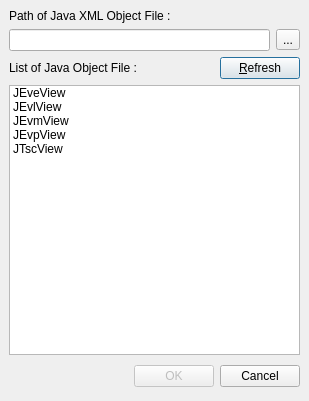
Above: ui/javaobjectfile.ui from phoenix741/xinx before the change. Below: the same form after it.
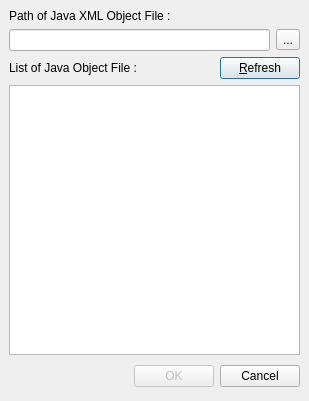
That is the form after the change.

```diff
--- a/ui/javaobjectfile.ui
+++ b/ui/javaobjectfile.ui
@@ -109,31 +109,6 @@
        <property name="sortingEnabled" >
         <bool>true</bool>
        </property>
-       <item>
-        <property name="text" >
-         <string>JEveView</string>
-        </property>
-       </item>
-       <item>
-        <property name="text" >
-         <string>JEvlView</string>
-        </property>
-       </item>
-       <item>
-        <property name="text" >
-         <string>JEvmView</string>
-        </property>
-       </item>
-       <item>
-        <property name="text" >
-         <string>JEvpView</string>
-        </property>
-       </item>
-       <item>
-        <property name="text" >
-         <string>JTscView</string>
-        </property>
-       </item>
       </widget>
      </item>
      <item>
```
Left out of the diff: 6 changed lines with no effect on the pictures.
